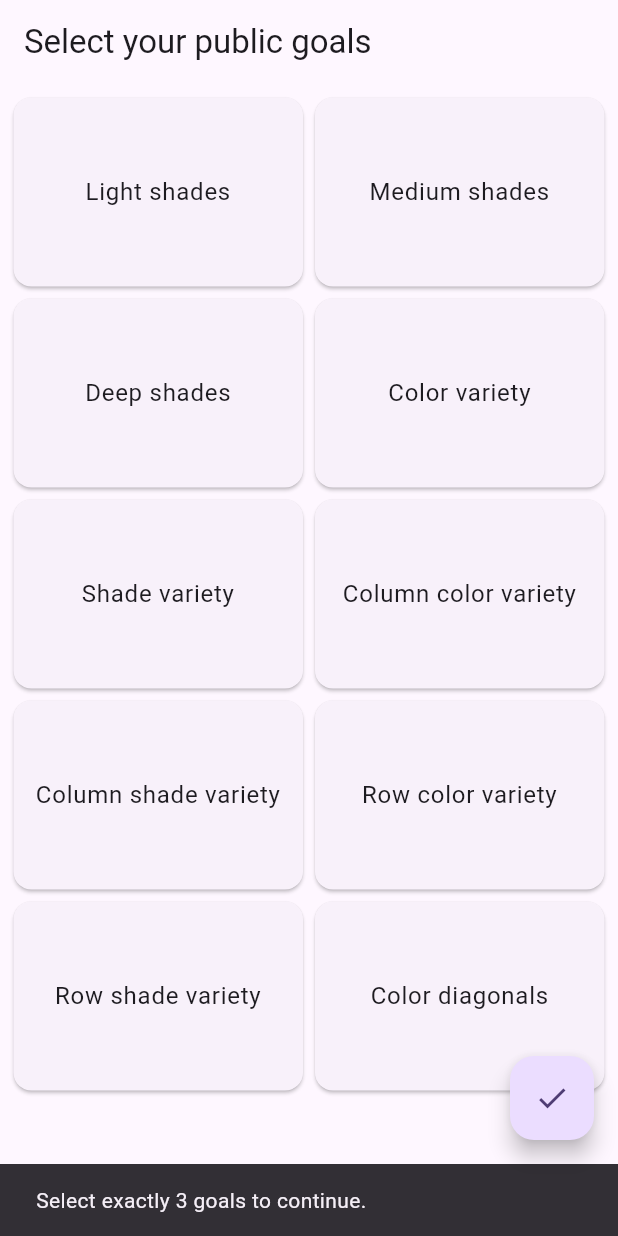
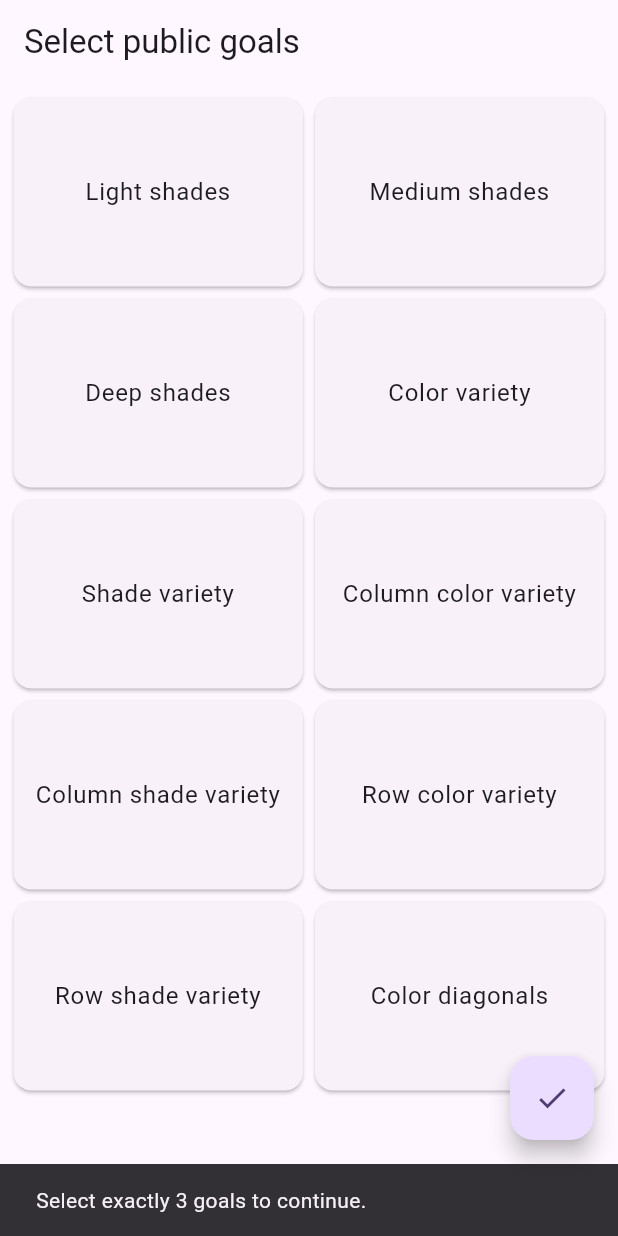
Before and after one commit to hejmsdz/sagrada, a Flutter app: the screen it shows after launch, after a tap on the "check" icon, on a phone screen of 412 x 824 dp. Run offline on Flutter 3.47's test engine with Material 3 defaults, Android fonts, the phone set to English and light mode, and no system bars; our stand-ins replace camera; missing offline and left inert: tflite_flutter; generated files the repository leaves out were written again.

Commit message:
:globe_with_meridians: add translations

```diff
--- /dev/null
+++ b/l10n.yaml
@@ -0,0 +1,3 @@
+arb-dir: lib/l10n
+template-arb-file: app_en.arb
+output-localization-file: app_localizations.dart
--- a/lib/main.dart
+++ b/lib/main.dart
@@ -4,6 +4,7 @@ import 'package:flutter/material.dart';
 import 'package:provider/provider.dart';
 import 'package:sagrada/screens/public_goals_selection.dart';
 import 'package:sagrada/state.dart';
+import 'package:flutter_gen/gen_l10n/app_localizations.dart';
 
 Future<void> main() async {
   WidgetsFlutterBinding.ensureInitialized();
@@ -20,6 +21,8 @@ Future<void> main() async {
         useMaterial3: true,
       ),
       home: const PublicGoalsSelectionScreen(),
+      localizationsDelegates: AppLocalizations.localizationsDelegates,
+      supportedLocales: AppLocalizations.supportedLocales,
     ),
   ));
 }
--- a/lib/scoring_rules.dart
+++ b/lib/scoring_rules.dart
@@ -1,6 +1,7 @@
 import 'dart:math';
 
 import 'package:sagrada/game.dart';
+import 'package:flutter_gen/gen_l10n/app_localizations.dart';
 
 class ScoringResult {
   final int score;
@@ -12,6 +13,7 @@ class ScoringResult {
 
 abstract class ScoringRule {
   ScoringResult getScore(Board board);
+  String getTranslation(AppLocalizations l10n);
 }
 
 const times = '•';
@@ -31,8 +33,8 @@ class SumColor extends ScoringRule {
   }
 
   @override
-  String toString() {
-    return "Private goal (${color.name})";
+  String getTranslation(AppLocalizations l10n) {
+    return l10n.privateGoal(color.getTranslation(l10n));
   }
 }
 
@@ -47,8 +49,8 @@ class BlankPenalty extends ScoringRule {
   }
 
   @override
-  String toString() {
-    return "Penalty for blank spaces";
+  String getTranslation(AppLocalizations l10n) {
+    return l10n.blankPenalty;
   }
 }
 
@@ -89,8 +91,8 @@ class LightShades extends SetBasedScoringRule {
         ]);
 
   @override
-  String toString() {
-    return "Light shades";
+  String getTranslation(AppLocalizations l10n) {
+    return l10n.lightShades;
   }
 }
 
@@ -102,8 +104,8 @@ class MediumShades extends SetBasedScoringRule {
         ]);
 
   @override
-  String toString() {
-    return "Medium shades";
+  String getTranslation(AppLocalizations l10n) {
+    return l10n.mediumShades;
   }
 }
 
@@ -115,8 +117,8 @@ class DeepShades extends SetBasedScoringRule {
         ]);
 
   @override
-  String toString() {
-    return "Deep shades";
+  String getTranslation(AppLocalizations l10n) {
+    return l10n.deepShades;
   }
 }
 
@@ -129,8 +131,8 @@ class ColorVariety extends SetBasedScoringRule {
                 .toList());
 
   @override
-  String toString() {
-    return "Color variety";
+  String getTranslation(AppLocalizations l10n) {
+    return l10n.colorVariety;
   }
 }
 
@@ -143,8 +145,8 @@ class ShadeVariety extends SetBasedScoringRule {
                 .toList());
 
   @override
-  String toString() {
-    return "Shade variety";
+  String getTranslation(AppLocalizations l10n) {
+    return l10n.shadeVariety;
   }
 }
 
@@ -198,8 +200,8 @@ class ColumnColorVariety extends ColumnVariety {
   }
 
   @override
-  String toString() {
-    return "Column color variety";
+  String getTranslation(AppLocalizations l10n) {
+    return l10n.columnColorVariety;
   }
 }
 
@@ -212,8 +214,8 @@ class ColumnShadeVariety extends ColumnVariety {
   }
 
   @override
-  String toString() {
-    return "Column shade variety";
+  String getTranslation(AppLocalizations l10n) {
+    return l10n.columnShadeVariety;
   }
 }
 
@@ -266,8 +268,8 @@ class RowColorVariety extends RowVariety {
   }
 
   @override
-  String toString() {
-    return "Row color variety";
+  String getTranslation(AppLocalizations l10n) {
+    return l10n.rowColorVariety;
   }
 }
 
@@ -280,8 +282,8 @@ class RowShadeVariety extends RowVariety {
   }
 
   @override
-  String toString() {
-    return "Row shade variety";
+  String getTranslation(AppLocalizations l10n) {
+    return l10n.rowShadeVariety;
   }
 }
 
@@ -324,7 +326,7 @@ class ColorDiagonals extends ScoringRule {
   }
 
   @override
-  String toString() {
-    return "Color diagonals";
+  String getTranslation(AppLocalizations l10n) {
+    return l10n.colorDiagonals;
   }
 }
--- a/lib/screens/photo_capture.dart
+++ b/lib/screens/photo_capture.dart
@@ -5,6 +5,7 @@ import 'package:sagrada/images.dart';
 import 'package:sagrada/screens/photo_review.dart';
 import 'package:sagrada/state.dart';
 import 'package:sagrada/game.dart' as game;
+import 'package:flutter_gen/gen_l10n/app_localizations.dart';
 
 class PhotoCaptureScreen extends StatefulWidget {
   const PhotoCaptureScreen({
@@ -43,7 +44,8 @@ class PhotoCaptureScreenState extends State<PhotoCaptureScreen> {
   @override
   Widget build(BuildContext context) {
     return Scaffold(
-      appBar: AppBar(title: const Text('Scan your board')),
+      appBar: AppBar(
+          title: Text(AppLocalizations.of(context)!.scanYourWindowFrame)),
       body: FutureBuilder<void>(
         future: _initializeControllerFuture,
         builder: (context, snapshot) {
--- a/lib/screens/private_goal_selection.dart
+++ b/lib/screens/private_goal_selection.dart
@@ -5,6 +5,7 @@ import 'package:sagrada/screens/scoring.dart';
 import 'package:sagrada/state.dart';
 import 'package:sagrada/game.dart' as game;
 import 'package:sagrada/widgets/board_view.dart';
+import 'package:flutter_gen/gen_l10n/app_localizations.dart';
 
 class PrivateGoalSelectionScreen extends StatefulWidget {
   const PrivateGoalSelectionScreen({super.key});
@@ -21,14 +22,15 @@ class PrivateGoalSelectionScreenState
   @override
   Widget build(BuildContext context) {
     return Scaffold(
-      appBar: AppBar(title: const Text('Select your private goal')),
+      appBar: AppBar(
+          title: Text(AppLocalizations.of(context)!.boardScanningResults)),
       body: ListView.builder(
           itemCount: game.Color.values.length,
           itemBuilder: (BuildContext context, int index) {
             final color = game.Color.values[index];
 
             return ListTile(
-              title: Text(color.name),
+              title: Text(color.getTranslation(AppLocalizations.of(context)!)),
               tileColor: BoardView.diceColors[color],
               onTap: () async {
                 final state = Provider.of<AppState>(context, listen: false);
--- a/lib/screens/public_goals_selection.dart
+++ b/lib/screens/public_goals_selection.dart
@@ -3,6 +3,7 @@ import 'package:provider/provider.dart';
 import 'package:sagrada/scoring_rules.dart';
 import 'package:sagrada/screens/photo_capture.dart';
 import 'package:sagrada/state.dart';
+import 'package:flutter_gen/gen_l10n/app_localizations.dart';
 
 final availableGoals = [
   LightShades(),
@@ -32,7 +33,10 @@ class PublicGoalsSelectionScreenState
   @override
   Widget build(BuildContext context) {
     return Scaffold(
-      appBar: AppBar(title: const Text('Select your public goals')),
+      appBar: AppBar(
+          title: Text(
+        AppLocalizations.of(context)!.selectPublicGoals,
+      )),
       body: Padding(
           padding: const EdgeInsets.all(5.0),
           child: GridView.count(
@@ -56,8 +60,9 @@ class PublicGoalsSelectionScreenState
       floatingActionButton: FloatingActionButton(
         onPressed: () async {
           if (goals.length != 3) {
-            ScaffoldMessenger.of(context).showSnackBar(const SnackBar(
-                content: Text("Select exactly 3 goals to continue.")));
+            ScaffoldMessenger.of(context).showSnackBar(SnackBar(
+                content:
+                    Text(AppLocalizations.of(context)!.goalsSelectionMessage)));
             return;
           }
 
@@ -91,7 +96,7 @@ class GoalCard extends StatelessWidget {
             child:
                 Column(mainAxisAlignment: MainAxisAlignment.center, children: [
               Text(
-                goal.toString(),
+                goal.getTranslation(AppLocalizations.of(context)!),
                 style: Theme.of(context).textTheme.bodyLarge,
                 textAlign: TextAlign.center,
               ),
--- a/pubspec.yaml
+++ b/pubspec.yaml
@@ -41,6 +41,9 @@ dependencies:
   provider: ^6.1.1
   http: ^1.1.2
   http_parser: ^4.0.2
+  flutter_localizations:
+    sdk: flutter
+  intl: any
 
 dev_dependencies:
   flutter_test:
@@ -58,6 +61,7 @@ dev_dependencies:
 
 # The following section is specific to Flutter packages.
 flutter:
+  generate: true
 
   # The following line ensures that the Material Icons font is
   # included with your application, so that you can use the icons in
```
Also changed, not shown: lib/game.dart (+19 -0 lines), lib/l10n/app_en.arb (added, +36 -0 lines), lib/l10n/app_pl.arb (added, +37 -0 lines), lib/screens/photo_review.dart (+6 -5 lines), lib/screens/scoring.dart (+5 -4 lines), pubspec.lock.
